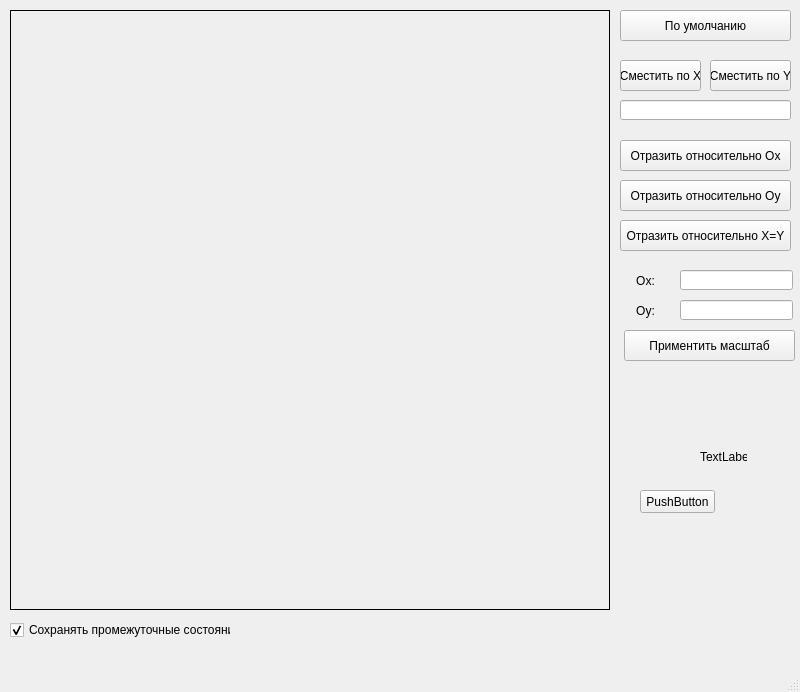
First picture: the form in 2/ui/ui.ui, repository Sergkon99/computer-graphics, before the edit.
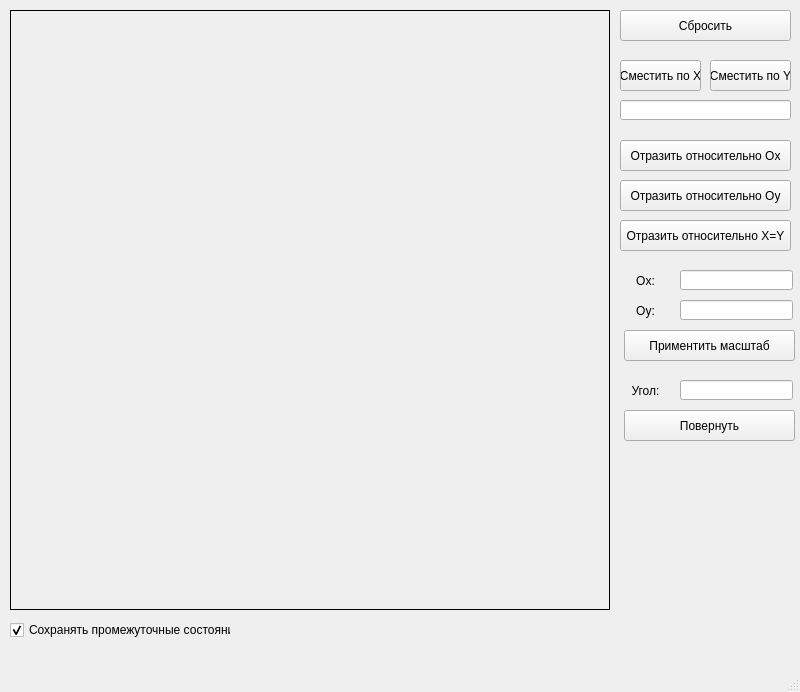
Second picture: the form after the edit.

Commit message: rotate + generate

What changed in the file:
```diff
--- a/2/ui/ui.ui
+++ b/2/ui/ui.ui
@@ -14,32 +14,6 @@
    <string>MainWindow</string>
   </property>
   <widget class="QWidget" name="centralwidget">
-   <widget class="QPushButton" name="pushButton">
-    <property name="geometry">
-     <rect>
-      <x>640</x>
-      <y>490</y>
-      <width>75</width>
-      <height>23</height>
-     </rect>
-    </property>
-    <property name="text">
-     <string>PushButton</string>
-    </property>
-   </widget>
-   <widget class="QLabel" name="label">
-    <property name="geometry">
-     <rect>
-      <x>700</x>
-      <y>450</y>
-      <width>47</width>
-      <height>13</height>
-     </rect>
-    </property>
-    <property name="text">
-     <string>TextLabel</string>
-    </property>
-   </widget>
    <widget class="QLabel" name="canvas">
     <property name="geometry">
      <rect>
@@ -66,7 +40,7 @@
      </rect>
     </property>
     <property name="text">
-     <string>По умолчанию</string>
+     <string>Сбросить</string>
     </property>
    </widget>
    <widget class="QPushButton" name="pb_move_x">
@@ -225,6 +199,45 @@
      <set>Qt::AlignCenter</set>
     </property>
    </widget>
+   <widget class="QLineEdit" name="le_rotate_angle">
+    <property name="geometry">
+     <rect>
+      <x>680</x>
+      <y>380</y>
+      <width>113</width>
+      <height>20</height>
+     </rect>
+    </property>
+   </widget>
+   <widget class="QPushButton" name="pb_rotate">
+    <property name="geometry">
+     <rect>
+      <x>624</x>
+      <y>410</y>
+      <width>171</width>
+      <height>31</height>
+     </rect>
+    </property>
+    <property name="text">
+     <string>Повернуть</string>
+    </property>
+   </widget>
+   <widget class="QLabel" name="label_4">
+    <property name="geometry">
+     <rect>
+      <x>620</x>
+      <y>380</y>
+      <width>51</width>
+      <height>21</height>
+     </rect>
+    </property>
+    <property name="text">
+     <string>Угол:</string>
+    </property>
+    <property name="alignment">
+     <set>Qt::AlignCenter</set>
+    </property>
+   </widget>
   </widget>
   <widget class="QMenuBar" name="menubar">
    <property name="geometry">
```
The commit also changes 4 other files.
